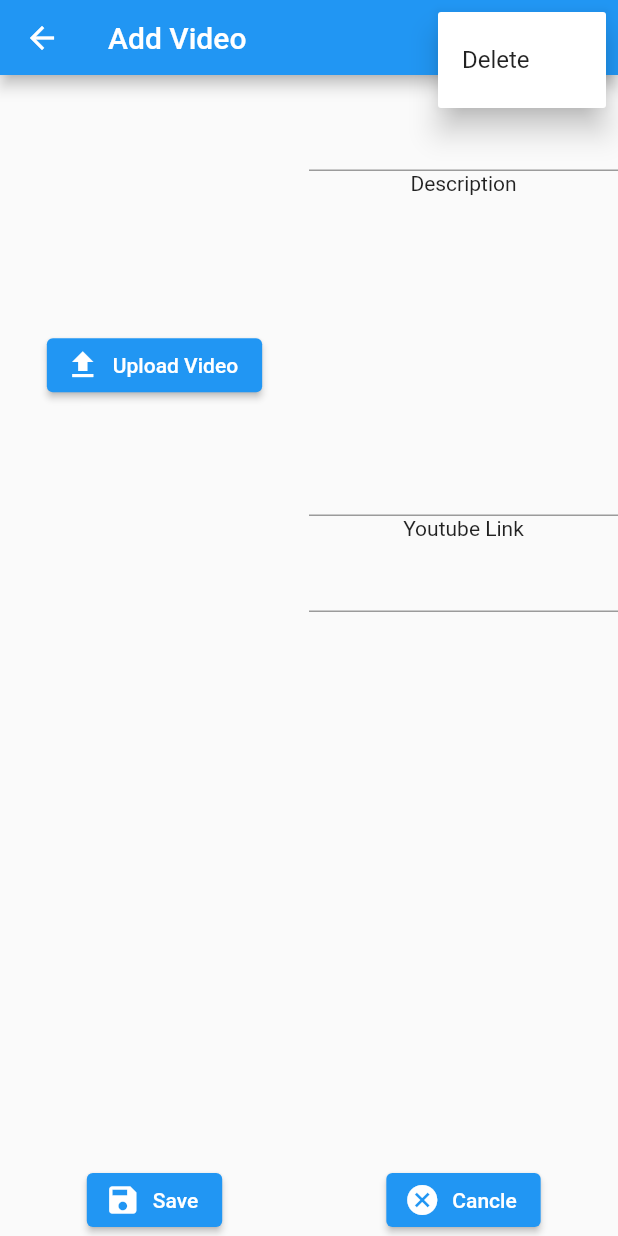
After one commit to Dosmaster4life/ILUV, a Flutter app: the CreateItem screen opened directly, after a tap on the "more vert" icon, on a phone screen of 412 x 824 dp. The commit adds this screen. Run offline on Flutter 3.47's test engine with Material 2 defaults, Android fonts, the phone set to English and light mode, and no system bars; our stand-ins replace persistent_bottom_nav_bar, youtube_player_iframe.

Commit message:
Form to create items

```diff
--- a/lib/Widgets/AppBars/AppBars.dart
+++ b/lib/Widgets/AppBars/AppBars.dart
@@ -1,5 +1,6 @@
 import 'package:flutter/cupertino.dart';
 import 'package:flutter/material.dart';
+import 'package:iluv/screens/CreateItem.dart';
 import 'package:iluv/screens/KioskPlayer.dart';
 import '../../screens/Settings.dart';
 
@@ -13,11 +14,12 @@ class AppBars extends StatefulWidget implements PreferredSizeWidget{
   @override
   State<AppBars> createState() => _AppBarsState();
 }
-var menuItems = <String>[
+var generalMenuItems = <String>[
   'Settings',
-  'Help',
+  'Video',
+  'Create Item'
 ];
-void selectItem(item,context) {
+void selectGeneralItem(item,context) {
   switch (item) {
     case 'Settings':
 
@@ -26,24 +28,40 @@ void selectItem(item,context) {
         MaterialPageRoute(builder: (context) => const Settings()),
       );
       break;
-    case 'Help':
+    case 'Video':
       Navigator.push(
         context,
         MaterialPageRoute(builder: (context) => const KioskPlayer()),
       );
       break;
+    case 'Create Item':
+      Navigator.push(
+        context,
+        MaterialPageRoute(builder: (context) => const CreateItem()),
+      );
+      break;
   }
 }
+var creationMenuItems = <String>[
+  'Delete',
+];
+void deleteCreationItem(item,context) {
+  switch (item) {
+    case 'Delete':
+
+  }
+}
+
 AppBar defaultBar(String text, BuildContext context) {
   return AppBar(
     title: Text(text),
     actions: <Widget>[
       PopupMenuButton<String>(
           onSelected:(item){
-            selectItem(item, context);
+            selectGeneralItem(item, context);
           },
           itemBuilder: (BuildContext context) {
-            return menuItems.map((String item) {
+            return generalMenuItems.map((String item) {
               return PopupMenuItem<String>(
                 value: item,
                 child: Text(item),
@@ -58,6 +76,25 @@ AppBar settingsBar(String text) {
     title: Text(text),
   );
 }
+AppBar CreationBar(String text, BuildContext context) {
+  return AppBar(
+    title: Text(text),
+    actions: <Widget>[
+      PopupMenuButton<String>(
+          onSelected:(item){
+            deleteCreationItem(item, context);
+          },
+          itemBuilder: (BuildContext context) {
+            return creationMenuItems.map((String item) {
+              return PopupMenuItem<String>(
+                value: item,
+                child: Text(item),
+              );
+            }).toList();
+          })
+    ],
+  );
+}
 
 class _AppBarsState extends State<AppBars> {
   @override
@@ -65,7 +102,12 @@ class _AppBarsState extends State<AppBars> {
     switch (widget.ID) {
       case 2:
         return settingsBar(widget.title);
+        break;
+      case 3:
+        return CreationBar(widget.title, context);
+        break;
     }
+
    return defaultBar(widget.title, context);
   }
 }
--- /dev/null
+++ b/lib/Widgets/CreationForm.dart
@@ -0,0 +1,70 @@
+import 'package:flutter/cupertino.dart';
+import 'package:flutter/material.dart';
+
+class CreationForm extends StatefulWidget {
+  const CreationForm({Key? key}) : super(key: key);
+
+  @override
+  State<CreationForm> createState() => _CreationFormState();
+}
+
+class _CreationFormState extends State<CreationForm> {
+  @override
+  Widget build(BuildContext context) {
+    return SafeArea(
+        child: Row (
+          mainAxisAlignment: MainAxisAlignment.start,
+
+          children: [
+        Expanded(
+           child: Column(
+
+              children: [
+                Expanded(
+                    flex: 1,
+                    child: Container()),
+                ElevatedButton.icon(
+                  onPressed: () => {
+                  }, icon: Icon(Icons.upload_sharp), label: Text("Upload Video"),),
+                Expanded(
+                  flex: 3,
+                    child: Container()),
+                ElevatedButton.icon(
+                  onPressed: () => {
+                  }, icon: Icon(Icons.save), label: Text("Save"),),
+
+              ],
+
+            )),
+            Expanded(
+           child: Column(
+              children:   [
+
+                Text("Title"),
+                TextField(
+                ),
+                Text("Description"),
+                TextFormField(
+                maxLines: 10,
+                ),
+                Text("Youtube Link"),
+                TextField(
+
+                ),
+                Expanded(
+                  flex: 3,
+                    child: Container()),
+
+                 ElevatedButton.icon(
+                        onPressed: () => {
+                        }, icon: Icon(Icons.cancel), label: Text("Cancle"),),
+
+
+              ],
+            ))
+        ],
+
+    )
+    );
+  }
+}
--- /dev/null
+++ b/lib/screens/CreateItem.dart
@@ -0,0 +1,21 @@
+import 'package:flutter/cupertino.dart';
+import 'package:flutter/material.dart';
+import 'package:iluv/Widgets/AppBars/AppBars.dart';
+import 'package:iluv/Widgets/CreationForm.dart';
+
+class CreateItem extends StatefulWidget {
+  const CreateItem({Key? key}) : super(key: key);
+
+  @override
+  State<CreateItem> createState() => _CreateItemState();
+}
+
+class _CreateItemState extends State<CreateItem> {
+  @override
+  Widget build(BuildContext context) {
+    return const Scaffold(
+      appBar: AppBars(ID: 3,title: "Add Video",),
+      body: CreationForm(),
+    );
+  }
+}
--- a/lib/screens/KioskPlayer.dart
+++ b/lib/screens/KioskPlayer.dart
@@ -16,7 +16,7 @@ class _KioskPlayerState extends State<KioskPlayer> {
       initialVideoId: 'K18cpp_-gP8',
       params: const YoutubePlayerParams(
         playlist: ['nPt8bK2gbaU', 'gQDByCdjUXw'], // Defining custom playlist
-        startAt: Duration(seconds: 30),
+        startAt: Duration(seconds: 0),
         showControls: true,
         showFullscreenButton: true,
         autoPlay: true,
--- a/lib/screens/Screen1.dart
+++ b/lib/screens/Screen1.dart
@@ -4,7 +4,8 @@ import 'package:flutter/material.dart';
 import '../Widgets/AppBars/AppBars.dart';
 
 class Screen1 extends StatefulWidget {
-  const Screen1({Key? key}) : super(key: key);
+
+  const Screen1( {Key? key}) : super(key: key);
 
   @override
   State<Screen1> createState() => _Screen1State();
@@ -13,6 +14,7 @@ class Screen1 extends StatefulWidget {
 class _Screen1State extends State<Screen1> {
   @override
   Widget build(BuildContext context) {
+
     return const Scaffold(
       appBar: AppBars(ID: 0,title:"Home"),
     );
--- a/lib/screens/Screen2.dart
+++ b/lib/screens/Screen2.dart
@@ -11,7 +11,9 @@ class Screen2 extends StatefulWidget {
 }
 
 class _Screen2State extends State<Screen2> {
+
   @override
+
   Widget build(BuildContext context) {
     return const Scaffold(
       appBar: AppBars(ID: 0,title:"Forum"),
--- a/lib/screens/Screen3.dart
+++ b/lib/screens/Screen3.dart
@@ -11,6 +11,7 @@ class Screen3 extends StatefulWidget {
 }
 
 class _Screen3State extends State<Screen3> {
+
   @override
   Widget build(BuildContext context) {
     return  const Scaffold(
--- a/lib/screens/Settings.dart
+++ b/lib/screens/Settings.dart
@@ -1,7 +1,7 @@
 import 'package:flutter/cupertino.dart';
 import 'package:flutter/material.dart';
 import 'package:iluv/Widgets/AppBars/AppBars.dart';
-
+import 'package:iluv/Widgets/NavigationBar/NavigationBottomBar.dart';
 
 class Settings extends StatefulWidget {
   const Settings({Key? key}) : super(key: key);
@@ -13,8 +13,10 @@ class Settings extends StatefulWidget {
 class _SettingsState extends State<Settings> {
   @override
   Widget build(BuildContext context) {
+    hideNavigationBar = true;
 
     return const Scaffold(
+
       appBar: AppBars(ID: 2, title: "Settings"),
     );
   }
--- a/pubspec.yaml
+++ b/pubspec.yaml
@@ -36,6 +36,7 @@ dependencies:
   cupertino_icons: ^1.0.2
   persistent_bottom_nav_bar: any
   youtube_player_iframe: ^2.3.0
+  easy_sidemenu: ^0.3.1
 
 dev_dependencies:
   flutter_test:
```
Also changed, not shown: lib/Widgets/NavigationBar/NavigationBottomBar.dart (+7 -5 lines), pubspec.lock.
